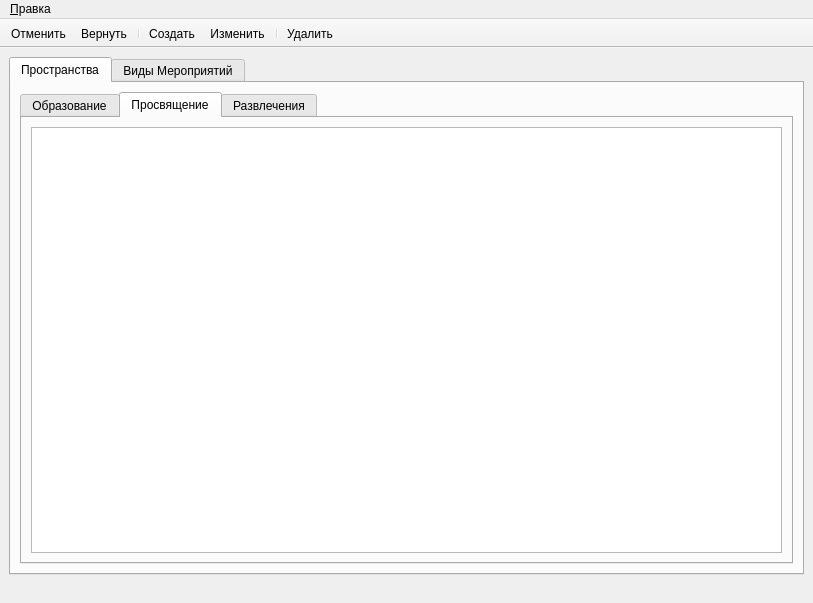
This is app/ui/main_window.ui in NTO-2nd-stage-ABP/ccms as Qt 5 draws it before an edit. The edited form follows.
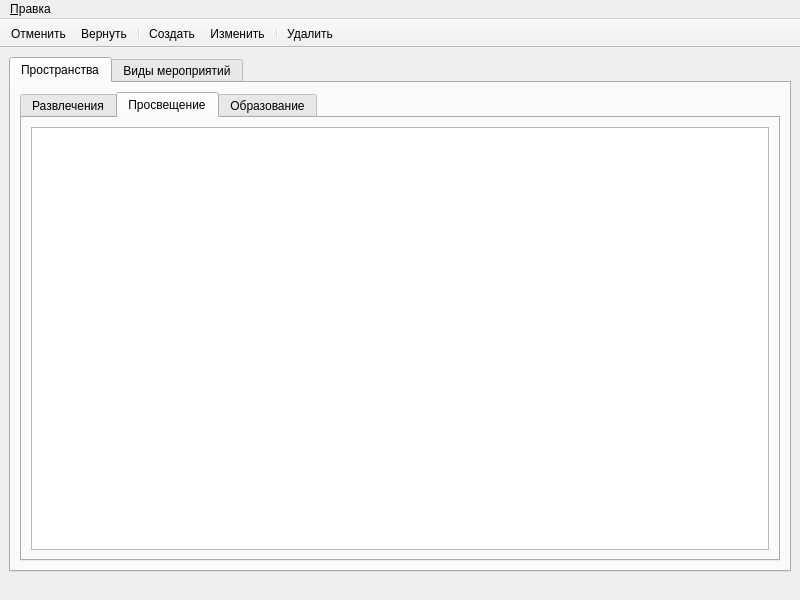
This is the edited form. The open tabs and pages were chosen to show the change. Icons and pictures are not drawn.

Commit message: renaming widgets

What changed in the file:
```diff
--- a/app/ui/main_window.ui
+++ b/app/ui/main_window.ui
@@ -6,8 +6,8 @@
    <rect>
     <x>0</x>
     <y>0</y>
-    <width>813</width>
-    <height>603</height>
+    <width>800</width>
+    <height>600</height>
    </rect>
   </property>
   <property name="windowTitle">
@@ -38,7 +38,7 @@
           </property>
           <widget class="QWidget" name="tab_3">
            <attribute name="title">
-            <string>Образование</string>
+            <string>Развлечения</string>
            </attribute>
            <layout class="QHBoxLayout" name="horizontalLayout_4">
             <item>
@@ -52,7 +52,7 @@
           </widget>
           <widget class="QWidget" name="tab_4">
            <attribute name="title">
-            <string>Просвящение</string>
+            <string>Просвещение</string>
            </attribute>
            <layout class="QHBoxLayout" name="horizontalLayout_6">
             <item>
@@ -66,7 +66,7 @@
           </widget>
           <widget class="QWidget" name="tab_5">
            <attribute name="title">
-            <string>Развлечения</string>
+            <string>Образование</string>
            </attribute>
            <layout class="QHBoxLayout" name="horizontalLayout_7">
             <item>
@@ -84,7 +84,7 @@
       </widget>
       <widget class="QWidget" name="tab_8">
        <attribute name="title">
-        <string>Виды Мероприятий</string>
+        <string>Виды мероприятий</string>
        </attribute>
        <layout class="QHBoxLayout" name="horizontalLayout_8">
         <item>
@@ -110,8 +110,8 @@
     <rect>
      <x>0</x>
      <y>0</y>
-     <width>813</width>
-     <height>21</height>
+     <width>800</width>
+     <height>24</height>
     </rect>
    </property>
    <widget class="QMenu" name="menu">
```
Left out of the diff: 16 changed lines with no effect on the pictures. The commit also changes 1 other file.
